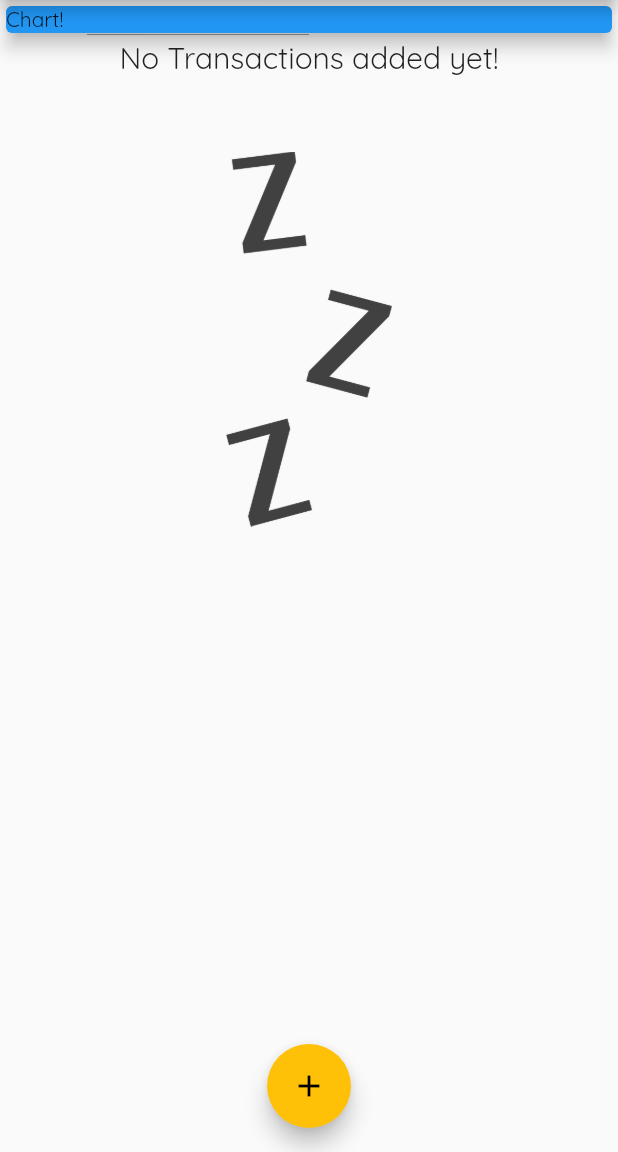
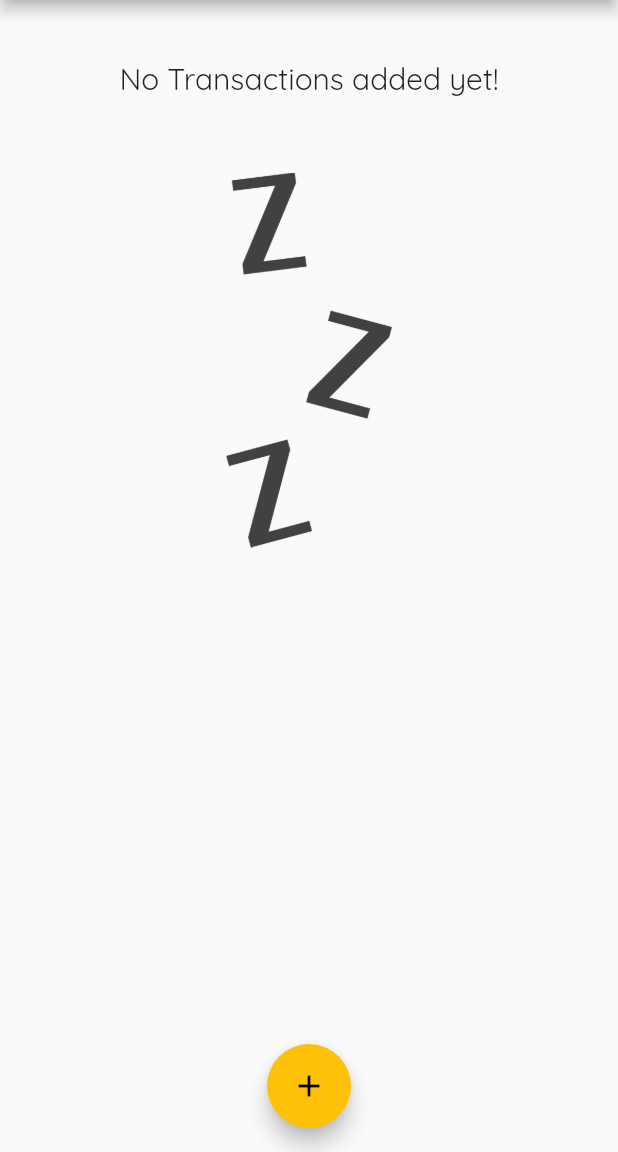
Before and after one commit to NikolaMag99/Personal-Expenses, a Flutter app: the screen it shows after launch, on a phone screen of 412 x 824 dp, the part 84-1236 px from its top. Run offline on Flutter 3.47's test engine with Material 2 defaults, Android fonts, the phone set to English and light mode, and no system bars.

Commit message:
Dodavanje chart-a

```diff
--- a/lib/main.dart
+++ b/lib/main.dart
@@ -1,4 +1,5 @@
 import 'package:flutter/material.dart';
+import './widgets/chart.dart';
 import './widgets/transactionList.dart';
 import './widgets/newTransaction.dart';
 import '../models/transaction.dart';
@@ -52,6 +53,16 @@ class _MyHomePageState extends State<MyHomePage> {
     // ),
   ];
 
+  List<Transaction> get _recentTransactions {
+    return _userTransactions.where((element) {
+      return element.date.isAfter(
+        DateTime.now().subtract(
+          Duration(days: 7),
+        ),
+      );
+    }).toList();
+  }
+
   void _addNewTransaction(String title, double amount) {
     final newTx = Transaction(
       id: DateTime.now().toString(),
@@ -97,14 +108,7 @@ class _MyHomePageState extends State<MyHomePage> {
           // mainAxisAlignment: MainAxisAlignment.start,
           crossAxisAlignment: CrossAxisAlignment.stretch,
           children: <Widget>[
-            Container(
-              width: double.infinity,
-              child: Card(
-                color: Colors.blue,
-                child: Text('Chart!'),
-                elevation: 5,
-              ),
-            ),
+            Chart(_recentTransactions),
             TransactionList(_userTransactions),
           ],
         ),
--- /dev/null
+++ b/lib/widgets/chart.dart
@@ -0,0 +1,45 @@
+import 'package:flutter/material.dart';
+import '../models/transaction.dart';
+import 'package:intl/intl.dart';
+
+class Chart extends StatelessWidget {
+  final List<Transaction> recentTransactions;
+
+  Chart(this.recentTransactions);
+
+  List<Map<String, Object>> get groupedTransactionValues {
+    return List.generate(7, (index) {
+      final weekDay = DateTime.now().subtract(
+        Duration(days: index),
+      );
+      var totalSum = 0.0;
+
+      for (var i = 0; i < recentTransactions.length; i++) {
+        if (recentTransactions[i].date.day == weekDay.day &&
+            recentTransactions[i].date.month == weekDay.month &&
+            recentTransactions[i].date.year == weekDay.year) {
+          totalSum += recentTransactions[i].amount;
+        }
+      }
+      print(DateFormat.E().format(weekDay));
+      print(totalSum);
+
+      return {
+        'day': DateFormat.E().format(weekDay),
+        'amount': totalSum,
+      };
+    });
+  }
+
+  @override
+  Widget build(BuildContext context) {
+    print(groupedTransactionValues);
+    return Card(
+      elevation: 6,
+      margin: EdgeInsets.all(20),
+      child: Row(
+        children: <Widget>[],
+      ),
+    );
+  }
+}
```
